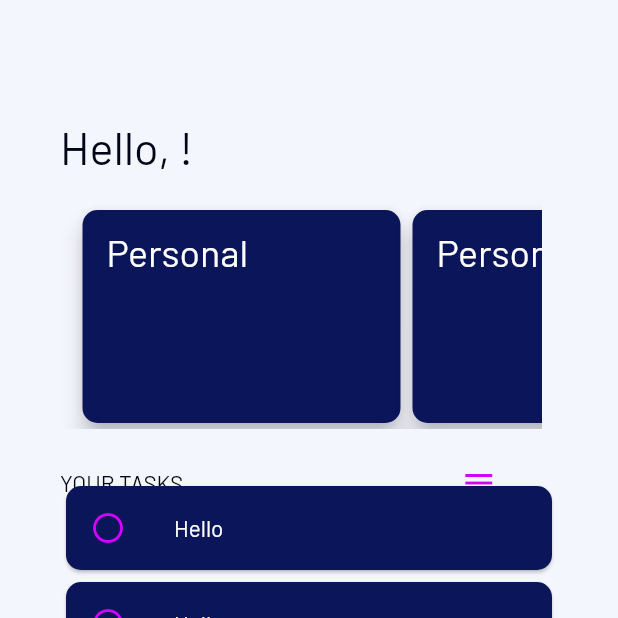
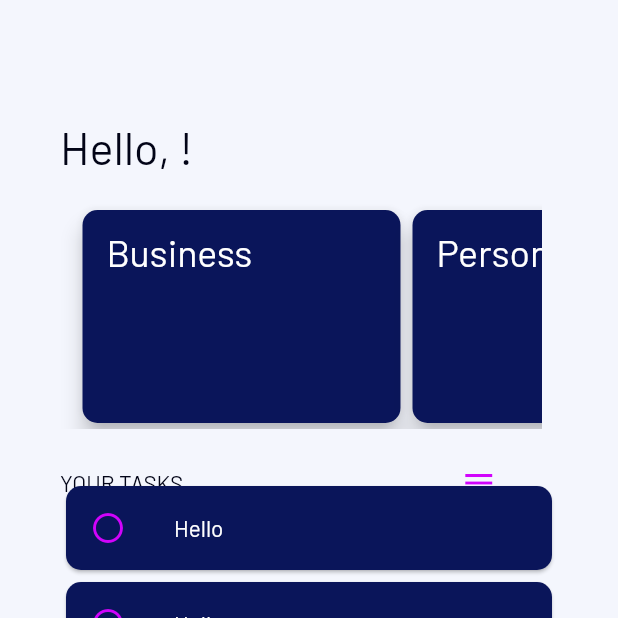
Before and after one commit to CaroMen/Tasker, a Flutter app: the screen it shows once a user with an empty profile is signed in, on a phone screen of 412 x 824 dp, the top half of it. Run offline on Flutter 3.47's test engine with Material 2 defaults, Android fonts, the phone set to English and light mode, and no system bars; our stand-ins replace cloud_firestore, firebase_auth; accounts and stored records are empty.

```diff
--- a/lib/main.dart
+++ b/lib/main.dart
@@ -3,6 +3,7 @@ import 'package:flutter/material.dart';
 import 'package:tasker/screens/dashboard.dart';
 import 'package:tasker/screens/login_screen.dart';
 import 'package:tasker/screens/signup_screen.dart';
+import 'package:tasker/screens/new_task.dart';
 
 void main() {
   runApp(MyApp());
@@ -33,6 +34,7 @@ class MyApp extends StatelessWidget {
         LoginScreen.id: (context) => LoginScreen(),
         SignupScreen.id: (context) => SignupScreen(),
         DashboardScreen.id: (context) => DashboardScreen(),
+        NewTask.id: (context) => NewTask(),
       },
     );
   }
--- a/lib/screens/dashboard.dart
+++ b/lib/screens/dashboard.dart
@@ -2,6 +2,7 @@ import 'package:firebase_auth/firebase_auth.dart';
 import 'package:flutter/material.dart';
 import 'package:tasker/models/user_model.dart';
 import 'package:tasker/services/auth_service.dart';
+import 'package:tasker/screens/new_task.dart';
 import 'package:tasker/utilities/constants.dart';
 
 class DashboardScreen extends StatefulWidget {
@@ -14,7 +15,11 @@ class DashboardScreen extends StatefulWidget {
 }
 
 class _DashboardScreenState extends State<DashboardScreen> {
-  int _index = 0;
+  final List<String> categoriesList = [
+    "Business",
+    "Personal",
+    "School",
+  ];
 
   @override
   Widget build(BuildContext context) {
@@ -71,14 +76,12 @@ class _DashboardScreenState extends State<DashboardScreen> {
                                 height: 150,
                                 width: 400,
                                 child: PageView.builder(
-                                  itemCount: 5,
+                                  itemCount: categoriesList.length,
                                   controller:
                                       PageController(viewportFraction: 0.55),
-                                  onPageChanged: (int index) =>
-                                      setState(() => _index = index),
-                                  itemBuilder: (_, i) {
+                                  itemBuilder: (BuildContext context, int i) {
                                     return Transform.scale(
-                                      scale: i == _index ? 1 : 1,
+                                      scale: 1,
                                       child: Card(
                                         color: Color(0xFF0A155A),
                                         elevation: 6,
@@ -91,7 +94,7 @@ class _DashboardScreenState extends State<DashboardScreen> {
                                           children: <Widget>[
                                             ListTile(
                                               title: Text(
-                                                'Personal',
+                                                (categoriesList[i]),
                                                 style: TextStyle(
                                                   fontFamily: 'Barlow',
                                                   fontSize: 25.0,
@@ -193,7 +196,7 @@ class _DashboardScreenState extends State<DashboardScreen> {
           child: FittedBox(
             child: FloatingActionButton(
               onPressed: () {
-                // Add your onPressed code here!
+                Navigator.pushNamed(context, NewTask.id);
               },
               child: Icon(
                 Icons.add,
```
Also changed, not shown: lib/screens/new_task.dart (added, +14 -0 lines), 1 other file.
